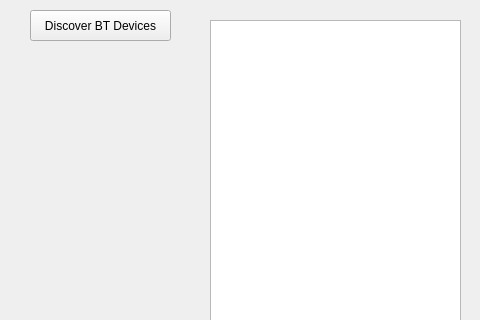
Above: mainwindow.ui from smtyksl/bluetoth before the change; both pictures show x 0 to 480 and y 0 to 320 of the 800 by 600 pixel window. Below: the same form after it.
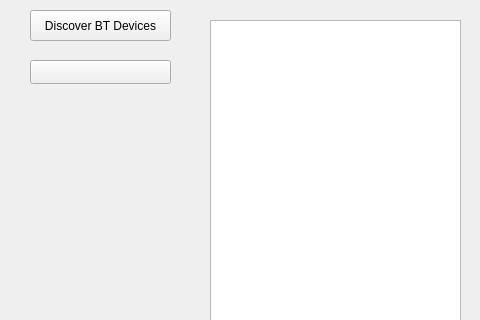
That is the form after the change.

Patch:
```diff
--- a/mainwindow.ui
+++ b/mainwindow.ui
@@ -37,6 +37,19 @@
      </rect>
     </property>
    </widget>
+   <widget class="QPushButton" name="pushButton_2">
+    <property name="geometry">
+     <rect>
+      <x>30</x>
+      <y>60</y>
+      <width>141</width>
+      <height>24</height>
+     </rect>
+    </property>
+    <property name="text">
+     <string/>
+    </property>
+   </widget>
   </widget>
   <widget class="QMenuBar" name="menubar">
    <property name="geometry">
```
